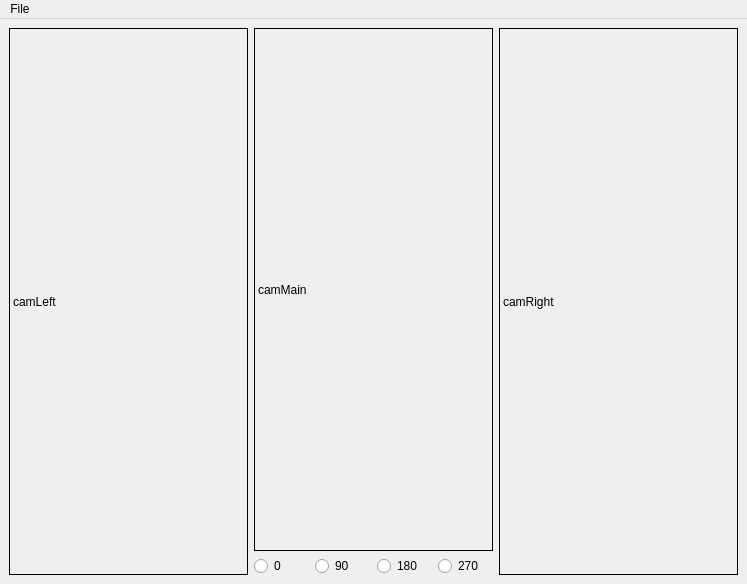
Old version of the form catkin_ws/src/hci/ui_files/VideoWindow.ui in the repository mcgill-robotics-archive/rover-2015.
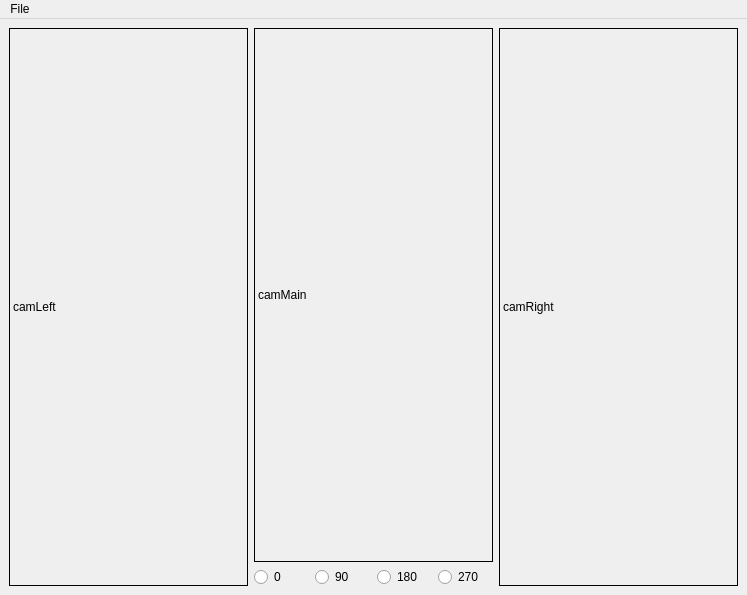
New version of the form.

Commit message: added motor feedback in rover window

The edit to the form file:
```diff
--- a/catkin_ws/src/hci/ui_files/VideoWindow.ui
+++ b/catkin_ws/src/hci/ui_files/VideoWindow.ui
@@ -7,14 +7,16 @@
     <x>0</x>
     <y>0</y>
     <width>747</width>
-    <height>584</height>
+    <height>595</height>
    </rect>
   </property>
   <property name="windowTitle">
    <string>MainWindow</string>
   </property>
   <widget class="QWidget" name="centralwidget">
-   <layout class="QHBoxLayout" name="horizontalLayout_2">
+   <layout class="QGridLayout" name="gridLayout">
+    <item row="0" column="0">
+     <layout class="QHBoxLayout" name="horizontalLayout_2" stretch="1,1,1">
     <item>
      <widget class="QLabel" name="camera2">
       <property name="frameShape">
@@ -112,6 +114,8 @@
      </widget>
     </item>
    </layout>
+    </item>
+   </layout>
   </widget>
   <widget class="QMenuBar" name="menubar">
    <property name="geometry">
```
Left out of the diff: 2 changed lines with no effect on the pictures. Lines whose indentation alone changed are shown as unchanged. The commit also changes 5 other files.
